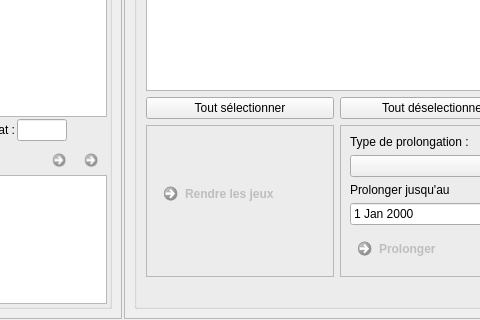
Above: f_retour.ui from nivhg/ludopen before the change; both pictures show x 245 to 725 and y 364 to 684 of the 1230 by 684 pixel window. Below: the same form after it.
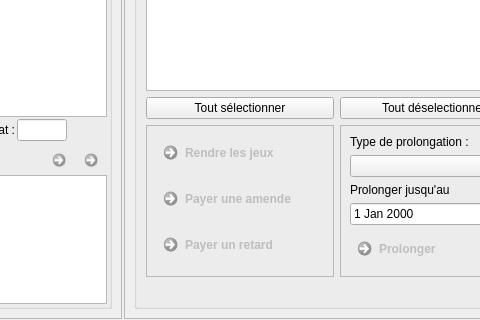
That is the form after the change. Icons and pictures are not drawn.

Diff of the .ui file:
```diff
--- a/f_retour.ui
+++ b/f_retour.ui
@@ -343,8 +343,8 @@
            <property name="frameShadow">
             <enum>QFrame::Raised</enum>
            </property>
-           <layout class="QGridLayout" name="gridLayout_13">
-            <item row="0" column="0">
+           <layout class="QVBoxLayout" name="verticalLayout_2">
+            <item>
              <widget class="QCommandLinkButton" name="Bt_RendreJeu">
               <property name="enabled">
                <bool>false</bool>
@@ -373,6 +373,64 @@
               </property>
              </widget>
             </item>
+            <item>
+             <widget class="QCommandLinkButton" name="Bt_PayerAmende">
+              <property name="enabled">
+               <bool>false</bool>
+              </property>
+              <property name="maximumSize">
+               <size>
+                <width>16777215</width>
+                <height>50</height>
+               </size>
+              </property>
+              <property name="cursor">
+               <cursorShape>PointingHandCursor</cursorShape>
+              </property>
+              <property name="text">
+               <string>Payer une amende</string>
+              </property>
+              <property name="icon">
+               <iconset resource="ImagesIcones.qrc">
+                <normaloff>:/Decocher_tout.png</normaloff>:/Decocher_tout.png</iconset>
+              </property>
+              <property name="iconSize">
+               <size>
+                <width>30</width>
+                <height>30</height>
+               </size>
+              </property>
+             </widget>
+            </item>
+            <item>
+             <widget class="QCommandLinkButton" name="Bt_PayerRetard">
+              <property name="enabled">
+               <bool>false</bool>
+              </property>
+              <property name="maximumSize">
+               <size>
+                <width>16777215</width>
+                <height>50</height>
+               </size>
+              </property>
+              <property name="cursor">
+               <cursorShape>PointingHandCursor</cursorShape>
+              </property>
+              <property name="text">
+               <string>Payer un retard</string>
+              </property>
+              <property name="icon">
+               <iconset resource="ImagesIcones.qrc">
+                <normaloff>:/Sablier.png</normaloff>:/Sablier.png</iconset>
+              </property>
+              <property name="iconSize">
+               <size>
+                <width>30</width>
+                <height>30</height>
+               </size>
+              </property>
+             </widget>
+            </item>
            </layout>
           </widget>
          </item>
```
